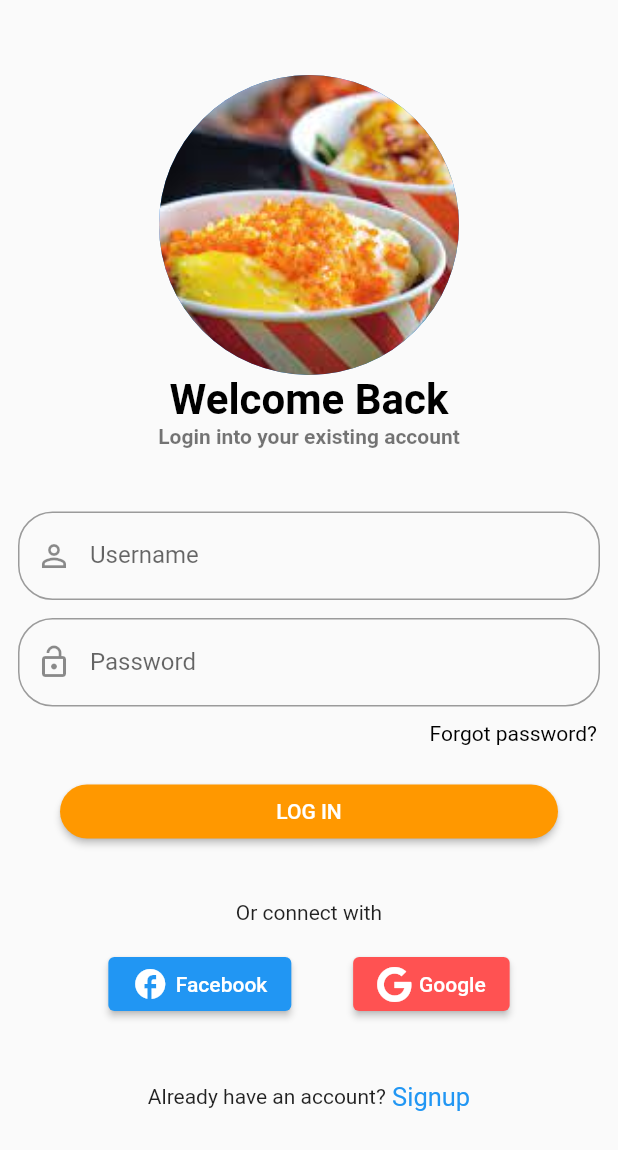
After one commit to Sohag-84/navigation_drawer, a Flutter app: the screen it shows after launch, in the side drawer, after a tap on "Login", on a phone screen of 412 x 824 dp. The commit adds this screen. Shown: the top 1150 px of the screen. Run offline on Flutter 3.47's test engine with Material 2 defaults, Android fonts, the phone set to English and light mode, and no system bars; our stand-ins replace font_awesome_flutter; network calls fail.

Commit message:
Login page design

```diff
--- /dev/null
+++ b/lib/login_page.dart
@@ -0,0 +1,130 @@
+import 'package:flutter/material.dart';
+import 'package:font_awesome_flutter/font_awesome_flutter.dart';
+
+class Login extends StatefulWidget {
+  const Login({Key? key}) : super(key: key);
+
+  @override
+  State<Login> createState() => _LoginState();
+}
+
+class _LoginState extends State<Login> {
+
+  @override
+  Widget build(BuildContext context) {
+
+    double height = MediaQuery.of(context).size.height;
+    double width = MediaQuery.of(context).size.width;
+
+    return MaterialApp(
+      debugShowCheckedModeBanner: false,
+      home: Scaffold(
+        body: ListView(
+          padding: const EdgeInsets.only(top: 50),
+          children:  [
+            const CircleAvatar(
+              backgroundImage: AssetImage('images/img.jpg'),maxRadius: 100,
+            ),
+            Container(
+              alignment: Alignment.center,
+              child: const Text('Welcome Back',style: TextStyle(fontSize: 28,fontWeight: FontWeight.bold,color: Colors.black),
+              ),
+            ),
+            Container(
+              alignment: Alignment.center,
+              child: const Text('Login into your existing account',style: TextStyle(fontWeight: FontWeight.bold,color: Colors.black54),
+              ),
+            ),
+            const SizedBox(height: 30,),
+            Padding(
+              padding: const EdgeInsets.all(12.0),
+              child: TextField(
+                decoration: InputDecoration(
+                  labelText: 'Username',
+                  hintText: 'Enter your username',
+                  prefixIcon: const Icon(Icons.person_outline),
+                  border: OutlineInputBorder(
+                    borderRadius: BorderRadius.circular(23),
+                  ),
+                ),
+              ),
+            ),
+            Padding(
+              padding: const EdgeInsets.only(left: 12.0,right: 12,),
+              child: TextField(
+                decoration: InputDecoration(
+                  labelText: 'Password',
+                  hintText: 'Enter your password',
+                  prefixIcon: const Icon(Icons.lock_open),
+                  border: OutlineInputBorder(
+                    borderRadius: BorderRadius.circular(23),
+                  ),
+                ),
+              ),
+            ),
+            const SizedBox(height: 10,),
+            Container(
+              padding: const EdgeInsets.only(right: 14),
+              alignment: Alignment.centerRight,
+              child: const Text('Forgot password?',
+                style: TextStyle(color: Colors.black),
+              ),
+            ),
+            const SizedBox(height: 20,),
+            Padding(
+              padding: const EdgeInsets.only(left: 40,right: 40),
+              child: ElevatedButton(onPressed: (){},
+                  style: ElevatedButton.styleFrom(
+                    primary: Colors.orange,
+                    shape: const StadiumBorder() //its used for border
+                  ),
+                  child: const Text('LOG IN')
+              ),
+            ),
+            const SizedBox(height: 35,),
+            const Center(child: Text('Or connect with')),
+            const SizedBox(height: 16,),
+            Container(
+              padding: const EdgeInsets.only(left: 12,right: 12),
+              child: Row(
+                mainAxisAlignment: MainAxisAlignment.center,
+                children: [
+                  ElevatedButton(onPressed: (){},
+                      child: Row(
+                        children: const[
+                          Icon(Icons.facebook_sharp),
+                          SizedBox(width: 5,),
+                          Text('Facebook')
+                        ],
+                      )
+                  ),
+                  SizedBox(width: width*.1,),
+                  ElevatedButton(onPressed: (){},
+                      style: ElevatedButton.styleFrom(
+                        primary: Colors.redAccent
+                      ),
+                      child: Row(
+                        children: const[
+                          FaIcon(FontAwesomeIcons.google,),
+                          SizedBox(width: 5,),
+                          Text('Google')
+                        ],
+                      )
+                  ),
+                ],
+              ),
+            ),
+            SizedBox(height: height*0.05,),
+            Row(
+              mainAxisAlignment: MainAxisAlignment.center,
+              children: const [
+                Text('Already have an account?'),
+                Text(' Signup',style: TextStyle(color: Colors.blue,fontSize: 17),)
+              ],
+            )
+          ],
+        )
+      ),
+    );
+  }
+}
--- a/lib/main.dart
+++ b/lib/main.dart
@@ -1,4 +1,5 @@
 import 'package:flutter/material.dart';
+import 'login_page.dart';
 
 void main() {
   runApp(const MyApp());
@@ -32,8 +33,8 @@ class _HomePageState extends State<HomePage> {
       drawer: Drawer(
         backgroundColor: Colors.black26,
         child: ListView(
-          children:  const [
-            UserAccountsDrawerHeader(
+          children:   [
+            const UserAccountsDrawerHeader(
                 accountName: Text('Injamul Haq Sohag'),
                 accountEmail: Text('Eastern University'),
               currentAccountPicture: CircleAvatar(
@@ -56,10 +57,25 @@ class _HomePageState extends State<HomePage> {
             ListTile(
               leading: Icon(Icons.lock_open),
               title: Text('Login'),
+              onTap: (){
+                Navigator.push(context, MaterialPageRoute(builder: (context){
+                  return const Login();
+                })
+                );
+                setState(() {
+
+                });
+              },
             ),
             ListTile(
-              leading: Icon(Icons.lock),
-              title: Text('Logout'),
+              leading: const Icon(Icons.lock),
+              title: const Text('Logout'),
+              onTap: (){
+                setState(() {
+
+                });
+                print('Hello world');
+              },
             ),
           ],
         ),
```
Also changed, not shown: pubspec.yaml (+3 -8 lines), images/img.jpg (added), lib/home_page.dart (added), pubspec.lock.
